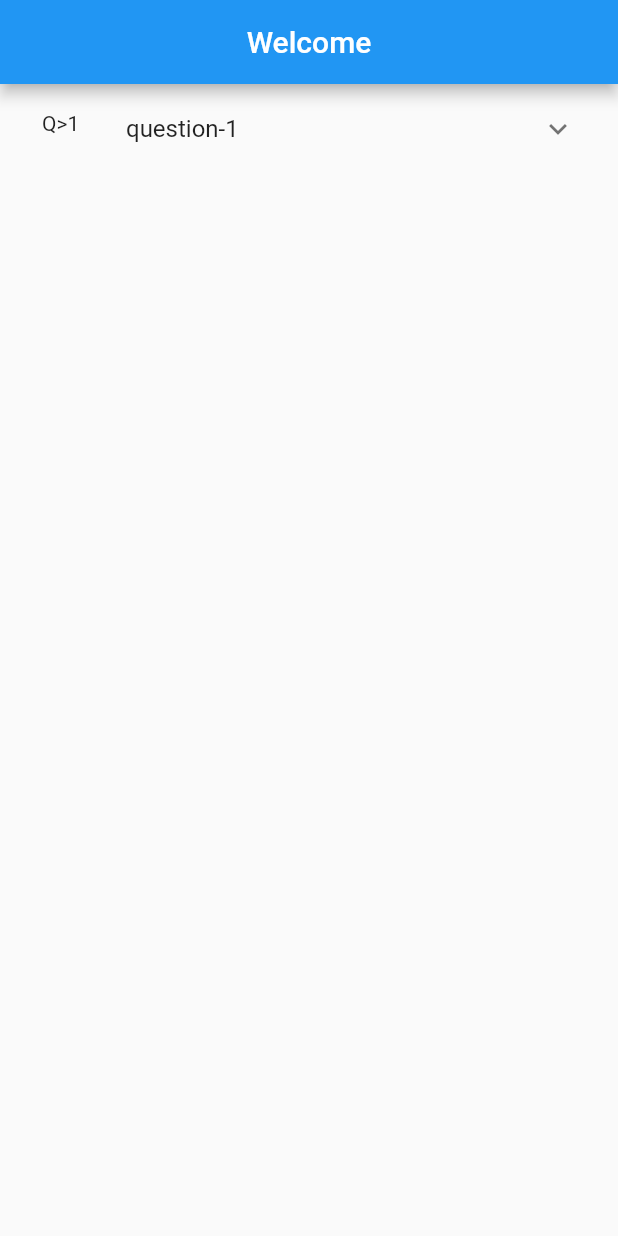
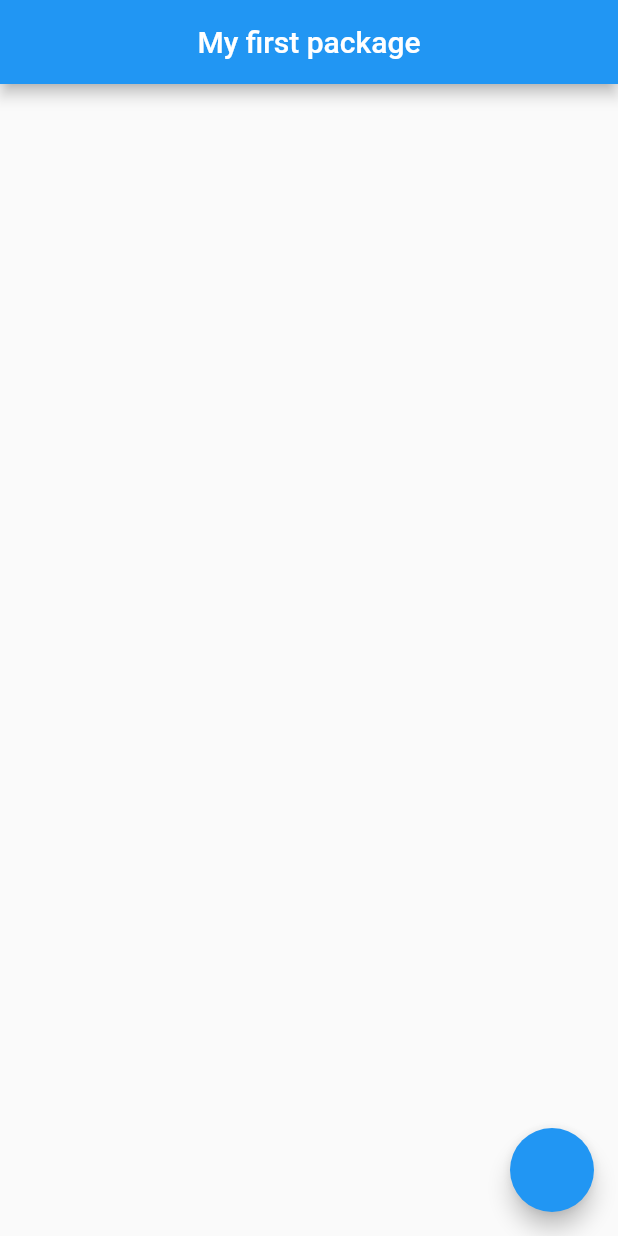
Before and after one commit to sonykurian96/Check, a Flutter app: the screen it shows after launch, on a phone screen of 412 x 824 dp. Run offline on Flutter 3.47's test engine with Material 2 defaults, Android fonts, the phone set to English and light mode, and no system bars; drawn by our look-alikes of expansion_tile_card; our stand-ins replace youtube_player_flutter.

```diff
--- a/lib/customwidget.dart
+++ /dev/null
@@ -1,67 +0,0 @@
-import 'package:expansion_tile_card/expansion_tile_card.dart';
-import 'package:flutter/material.dart';
-
-import 'VideoPage.dart';
-
-// ignore: must_be_immutable
-class Custom extends StatelessWidget {
-
-  Custom({@required this.answer,@required this.videoLink,@required this.question,@required this.customRaisedButton,@required this.isVisible});
-
-  String videoLink;
-  String question;
-  String answer;
-  bool isVisible;
-  Widget customRaisedButton;
-
-
-  @override
-  Widget build(BuildContext context) {
-    return Padding(
-      padding: const EdgeInsets.fromLTRB(10, 0, 10, 0),
-      child: ExpansionTileCard(
-        leading: Text("Q>1"),
-        elevation: 20,
-        shadowColor: Colors.amber,
-        title: Text(question, style: TextStyle(
-        ),),
-        children: [
-          Divider(thickness: 1),
-          ListTile(
-            leading: RaisedButton.icon(
-              icon: Icon(Icons.ondemand_video,color: Colors.orange[500]),
-              textColor: Colors.orange[500],
-              color: Colors.white,
-              label: Text("Watch Video"),
-              onPressed: () {
-                Navigator.push(
-                    context,
-                    MaterialPageRoute(
-                      builder: (context) => VideoPage(),
-                      settings: RouteSettings(
-                        arguments: videoLink,
-                      ),
-                    ));
-              },
-              shape: RoundedRectangleBorder(
-                  borderRadius: BorderRadius.circular(30.0),
-                  side: BorderSide(color: Colors.orange[500])
-              ),
-            ),
-            trailing: customRaisedButton,
-          ),
-          Divider(thickness: 1),
-          Visibility(
-            visible: isVisible,
-            child: Padding(
-              padding: const EdgeInsets.all(8.0),
-              child: Text(answer,
-                style: TextStyle(fontSize: 16),
-              ),
-            ),
-          ),
-        ],
-      ),
-    );
-  }
-}
--- a/lib/main.dart
+++ b/lib/main.dart
@@ -1,6 +1,6 @@
 import 'package:flutter/cupertino.dart';
 import 'package:flutter/material.dart';
-import 'package:spam_bot/customwidget.dart';
+import 'package:spam_bot/VideoPage.dart';
 
 void main() {
   runApp(
@@ -17,42 +17,23 @@ class App extends StatefulWidget {
 }
 
 class _AppState extends State<App> {
-
-  bool displayAnswer = false;
-
-  Widget button(){
-    return RaisedButton(
-      textColor: Colors.white,
-      color: Colors.orange[500],
-      child: Text("View Answer"),
-      onPressed: () {
-        setState(() {
-          displayAnswer = true;
-        });
-      },
-      shape: RoundedRectangleBorder(
-        borderRadius: BorderRadius.circular(30.0),
-      ),
-    );
-  }
-
   @override
   Widget build(BuildContext context) {
     return Scaffold(
       appBar: AppBar(
+        title: Text("My first package"),
         centerTitle: true,
-        title: Text("Welcome"),
       ),
-      body: Column(
-        children: [
-          Custom(videoLink: "https://www.youtube.com/watch?v=W1pNjxmNHNQ",
-            question: "question-1",
-            answer: "answer-1",
-            customRaisedButton: button(),
-            isVisible: displayAnswer,
-            // well, this actually works
-          )
-        ],
+      floatingActionButton: FloatingActionButton(
+        onPressed: () {
+          Navigator.push(
+              context,
+              PageRouteBuilder(
+                  pageBuilder: (context, animation, _) {
+                    return VideoPage();
+                  },
+                  opaque: false));
+        },
       ),
     );
   }
```
Also changed, not shown: lib/VideoPage.dart (+35 -15 lines).
